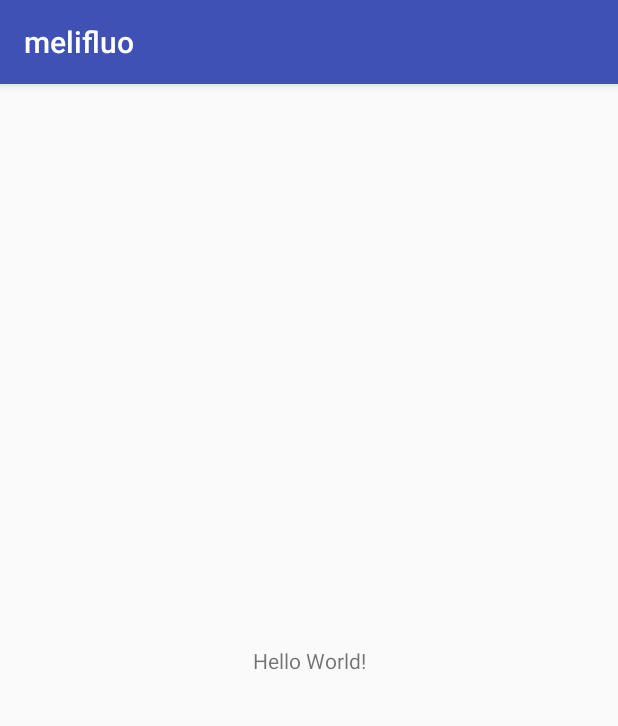
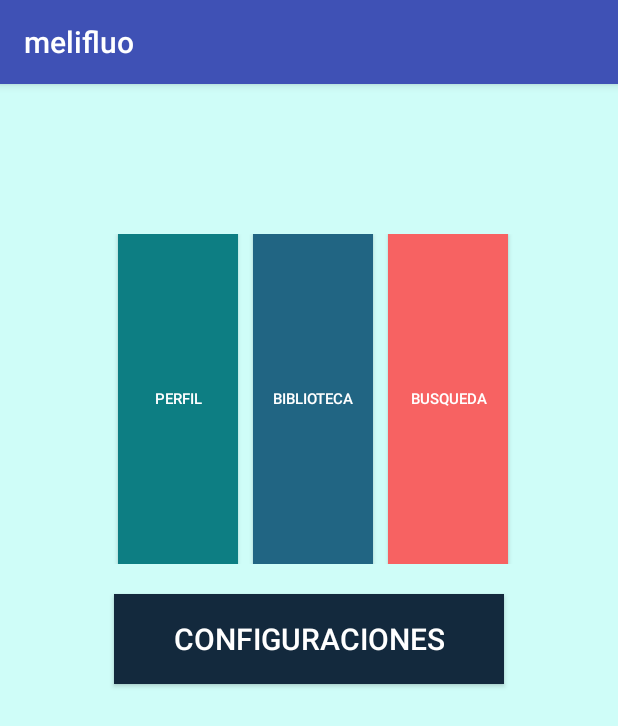
Before and after one commit to ClaudiaPC3/melifluo, an Android app: the screen it shows after launch (MainActivity), on a phone screen of 412 x 824 dp. Shown: the top 726 px of the screen. Run offline under Robolectric (Android 15) with nearby library versions, the phone set to English and light mode, and no system bars.

Commit message:
union vistas a menu y colores

```diff
--- a/app/build.gradle
+++ b/app/build.gradle
@@ -32,7 +32,7 @@ dependencies {
     implementation 'com.android.support:appcompat-v7:27.1.1'
     implementation 'com.android.support:design:27.1.1'
     implementation 'com.android.support.constraint:constraint-layout:1.1.0'
-    implementation  'com.android.support:design:27.1.1'
+    implementation 'com.android.support:design:27.1.1'
     testImplementation 'junit:junit:4.12'
     androidTestImplementation 'com.android.support.test:runner:1.0.2'
     androidTestImplementation 'com.android.support.test.espresso:espresso-core:3.0.2'
--- a/app/src/main/AndroidManifest.xml
+++ b/app/src/main/AndroidManifest.xml
@@ -16,11 +16,11 @@
                 <category android:name="android.intent.category.LAUNCHER" />
             </intent-filter>
         </activity>
-        <activity android:name=".Main2Activity" />
         <activity android:name=".MiBiblioteca" />
         <activity android:name=".MiLibro" />
         <activity android:name=".Busqueda" />
-        <activity android:name=".Configuraciones"></activity>
+        <activity android:name=".Configuraciones" />
+        <activity android:name=".Perfil2"></activity>
     </application>
 
 </manifest>
--- a/app/src/main/java/com/example/claudia/melifluo/MainActivity.java
+++ b/app/src/main/java/com/example/claudia/melifluo/MainActivity.java
@@ -1,13 +1,65 @@
 package com.example.claudia.melifluo;
 
+import android.content.Intent;
 import android.support.v7.app.AppCompatActivity;
 import android.os.Bundle;
+import android.view.View;
+import android.widget.Button;
 
-public class MainActivity extends AppCompatActivity {
+public class MainActivity extends AppCompatActivity implements View.OnClickListener {
+
+    public Button perfil, biblioteca, busqueda, configuraciones;
+
 
     @Override
     protected void onCreate(Bundle savedInstanceState) {
         super.onCreate(savedInstanceState);
         setContentView(R.layout.activity_main);
+
+        perfil = (Button)findViewById(R.id.perfil);
+        biblioteca = (Button)findViewById(R.id.biblioteca);
+        busqueda = (Button)findViewById(R.id.busqueda);
+        configuraciones = (Button)findViewById(R.id.configuracion);
+
+        perfil.setOnClickListener(new View.OnClickListener() {
+            @Override
+            public void onClick(View v) {
+                Intent per = new Intent(MainActivity.this, Perfil2.class);
+                startActivity(per);
+            }
+        });
+
+        biblioteca.setOnClickListener(new View.OnClickListener() {
+            @Override
+            public void onClick(View v) {
+                Intent bib = new Intent(MainActivity.this, MiBiblioteca.class);
+                startActivity(bib);
+        }
+        });
+
+        busqueda.setOnClickListener(new View.OnClickListener() {
+            @Override
+            public void onClick(View v) {
+                Intent bus = new Intent(MainActivity.this, Busqueda.class);
+                startActivity(bus);
+            }
+        });
+
+        configuraciones.setOnClickListener(new View.OnClickListener() {
+            @Override
+            public void onClick(View v) {
+                Intent conf = new Intent(MainActivity.this, Configuraciones.class);
+                startActivity(conf);
+            }
+        });
+
+
+
+    }
+
+
+    @Override
+    public void onClick(View v) {
+
     }
 }
--- a/app/src/main/res/layout/activity_busqueda.xml
+++ b/app/src/main/res/layout/activity_busqueda.xml
@@ -4,6 +4,7 @@
     xmlns:tools="http://schemas.android.com/tools"
     android:layout_width="match_parent"
     android:layout_height="match_parent"
+    android:background="#FDCBCB"
     tools:context=".Busqueda">
 
 
--- a/app/src/main/res/layout/activity_configuraciones.xml
+++ b/app/src/main/res/layout/activity_configuraciones.xml
@@ -3,7 +3,8 @@
     xmlns:android="http://schemas.android.com/apk/res/android"
     android:layout_height="match_parent"
     android:layout_width="match_parent"
-    android:orientation="vertical">
+    android:orientation="vertical"
+    android:background="#425464">
     <TextView
         android:layout_width="match_parent"
         android:layout_height="70dp" />
--- a/app/src/main/res/layout/activity_main.xml
+++ b/app/src/main/res/layout/activity_main.xml
@@ -1,18 +1,68 @@
-<?xml version="1.0" encoding="utf-8"?>
-<android.support.constraint.ConstraintLayout xmlns:android="http://schemas.android.com/apk/res/android"
-    xmlns:app="http://schemas.android.com/apk/res-auto"
-    xmlns:tools="http://schemas.android.com/tools"
+<LinearLayout
+
+    xmlns:android="http://schemas.android.com/apk/res/android"
     android:layout_width="match_parent"
     android:layout_height="match_parent"
-    tools:context=".MainActivity">
+    android:gravity="fill_vertical|start"
+    android:orientation="vertical"
+    android:background="#cffdf8">
 
-    <TextView
-        android:layout_width="wrap_content"
+    <LinearLayout
+        android:layout_width="match_parent"
         android:layout_height="wrap_content"
-        android:text="Hello World!"
-        app:layout_constraintBottom_toBottomOf="parent"
-        app:layout_constraintLeft_toLeftOf="parent"
-        app:layout_constraintRight_toRightOf="parent"
-        app:layout_constraintTop_toTopOf="parent" />
+        android:gravity="center_vertical|center_horizontal|center"
+        android:orientation="horizontal"
+        android:layout_marginTop="100dp"
+        android:layout_marginBottom="20dp"
+        >
 
-</android.support.constraint.ConstraintLayout>
+
+        <Button
+            android:id="@+id/perfil"
+            android:layout_width="80dp"
+            android:layout_height="220dp"
+            android:layout_gravity="right"
+            android:layout_marginLeft="5dp"
+            android:background="#0d7e83"
+            android:text="Perfil"
+            android:textSize="10dp"
+            android:textColor="#ffff"/>
+
+        <Button
+            android:id="@+id/biblioteca"
+            android:layout_width="80dp"
+            android:layout_height="220dp"
+            android:layout_gravity="center"
+            android:layout_marginLeft="10dp"
+            android:background="#216583"
+            android:text="Biblioteca"
+            android:textSize="10dp"
+            android:textColor="#ffff"/>
+
+        <Button
+            android:id="@+id/busqueda"
+            android:layout_width="80dp"
+            android:layout_height="220dp"
+            android:layout_gravity="left"
+            android:layout_marginLeft="10dp"
+            android:background="#f76262"
+            android:text="Busqueda"
+            android:textSize="10dp"
+            android:textColor="#ffff"/>
+
+
+    </LinearLayout>
+
+    <Button
+        android:id="@+id/configuracion"
+        android:layout_width="260dp"
+        android:layout_height="60dp"
+        android:layout_gravity="center"
+        android:layout_marginBottom="100dp"
+        android:background="#13293d"
+        android:text="Configuraciones"
+        android:textSize="20dp"
+        android:textColor="#ffff"/>
+
+
+</LinearLayout>
--- a/app/src/main/res/layout/activity_mi_biblioteca.xml
+++ b/app/src/main/res/layout/activity_mi_biblioteca.xml
@@ -3,7 +3,8 @@
     xmlns:android="http://schemas.android.com/apk/res/android"
     android:layout_width="match_parent"
     android:layout_height="match_parent"
-    android:orientation="vertical">
+    android:orientation="vertical"
+    android:background="#B1BDC1">
     <TextView
         android:layout_width="match_parent"
         android:layout_height="50dp" />
```
Also changed, not shown: app/src/main/java/com/example/claudia/melifluo/Perfil.java (deleted, +0 -13 lines), app/src/main/res/layout/activity_perfil.xml (deleted, +0 -151 lines).
